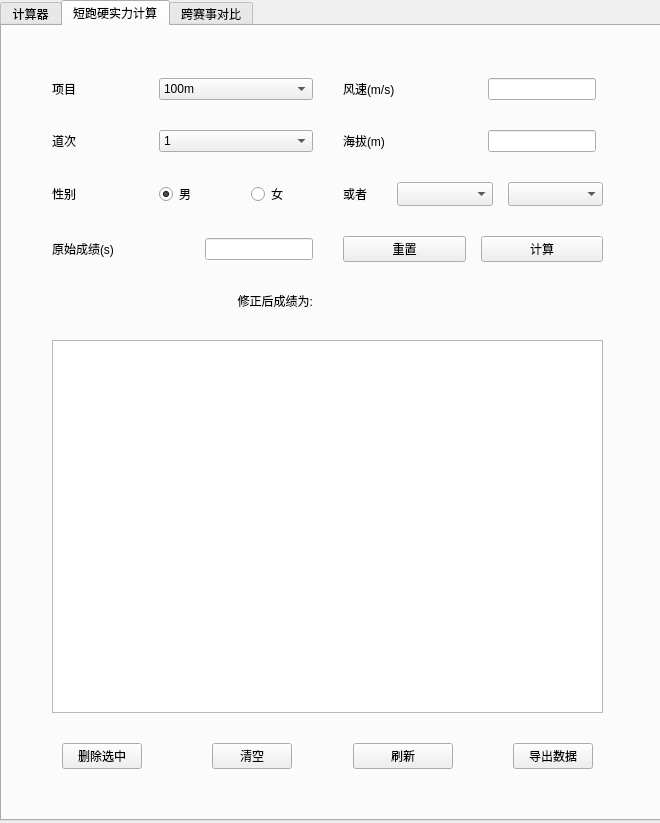
Before: the Qt Designer form ui/calculator_ui.ui in WhiteRunner/Calculator, drawn with Qt 5.
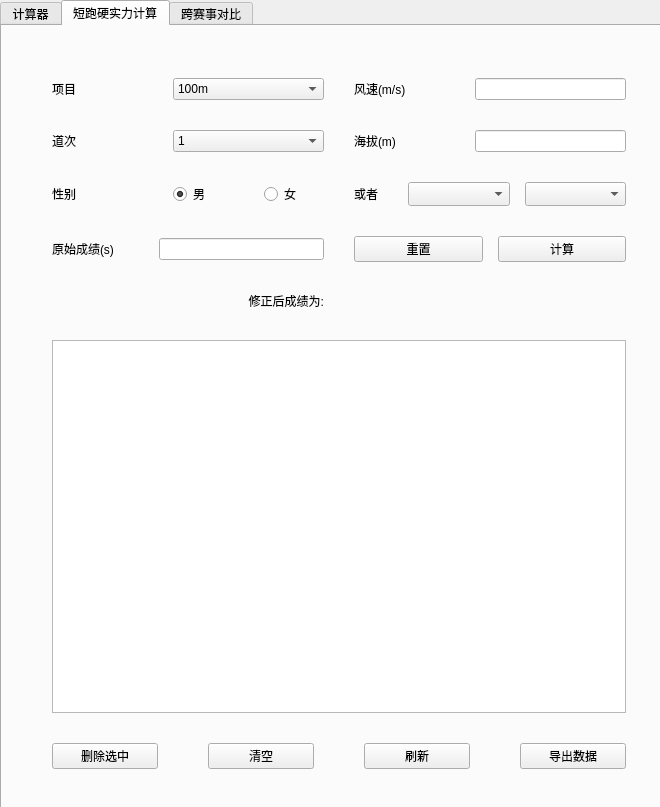
After: the same form once the commit is applied. Icons and pictures are not drawn. Custom widgets are drawn as their Qt base class.

Diff of the .ui file:
```diff
--- a/ui/calculator_ui.ui
+++ b/ui/calculator_ui.ui
@@ -7,12 +7,22 @@
     <x>0</x>
     <y>0</y>
     <width>660</width>
-    <height>823</height>
+    <height>807</height>
    </rect>
   </property>
+  <property name="minimumSize">
+   <size>
+    <width>580</width>
+    <height>700</height>
+   </size>
+  </property>
   <property name="windowTitle">
    <string>田径计算器</string>
   </property>
+  <property name="windowIcon">
+   <iconset resource="../resources/resources.qrc">
+    <normaloff>:/icon/c.ico</normaloff>:/icon/c.ico</iconset>
+  </property>
   <widget class="QTabWidget" name="tabWidget">
    <property name="geometry">
     <rect>
@@ -422,12 +432,12 @@
     <attribute name="title">
      <string>短跑硬实力计算</string>
     </attribute>
-    <widget class="QWidget" name="">
+    <widget class="QWidget" name="layoutWidget">
      <property name="geometry">
       <rect>
        <x>20</x>
        <y>22</y>
-       <width>611</width>
+       <width>634</width>
        <height>751</height>
       </rect>
      </property>
@@ -450,7 +460,7 @@
       <item>
        <layout class="QGridLayout" name="gridLayout_3">
         <item row="0" column="0">
-         <layout class="QHBoxLayout" name="horizontalLayout_4" stretch="1,2">
+         <layout class="QHBoxLayout" name="horizontalLayout_4" stretch="3,5">
           <item>
            <widget class="QLabel" name="label">
             <property name="sizePolicy">
@@ -472,6 +482,11 @@
               <verstretch>0</verstretch>
              </sizepolicy>
             </property>
+            <property name="styleSheet">
+             <string notr="true">QComboBox QAbstractItemView {
+    font-size: 18px
+}</string>
+            </property>
             <property name="currentIndex">
              <number>2</number>
             </property>
@@ -505,7 +520,7 @@
          </layout>
         </item>
         <item row="0" column="1">
-         <layout class="QHBoxLayout" name="horizontalLayout_20">
+         <layout class="QHBoxLayout" name="horizontalLayout_20" stretch="3,5">
           <item>
            <widget class="QLabel" name="label_5">
             <property name="sizePolicy">
@@ -519,10 +534,10 @@
             </property>
            </widget>
           </item>
-          <item alignment="Qt::AlignLeft">
+          <item>
            <widget class="QLineEdit" name="windSpeed">
             <property name="sizePolicy">
-             <sizepolicy hsizetype="Expanding" vsizetype="Preferred">
+             <sizepolicy hsizetype="Minimum" vsizetype="Preferred">
               <horstretch>0</horstretch>
               <verstretch>0</verstretch>
              </sizepolicy>
@@ -532,7 +547,7 @@
          </layout>
         </item>
         <item row="1" column="0">
-         <layout class="QHBoxLayout" name="horizontalLayout_11" stretch="1,2">
+         <layout class="QHBoxLayout" name="horizontalLayout_11" stretch="3,5">
           <item>
            <widget class="QLabel" name="label_2">
             <property name="sizePolicy">
@@ -557,6 +572,11 @@
               <verstretch>0</verstretch>
              </sizepolicy>
             </property>
+            <property name="styleSheet">
+             <string notr="true">QComboBox QAbstractItemView {
+    font-size: 18px
+}</string>
+            </property>
             <item>
              <property name="text">
               <string>1</string>
@@ -602,7 +622,7 @@
          </layout>
         </item>
         <item row="1" column="1">
-         <layout class="QHBoxLayout" name="horizontalLayout_19">
+         <layout class="QHBoxLayout" name="horizontalLayout_19" stretch="3,5">
           <item>
            <widget class="QLabel" name="label_6">
             <property name="sizePolicy">
@@ -616,10 +636,10 @@
             </property>
            </widget>
           </item>
-          <item alignment="Qt::AlignLeft">
+          <item>
            <widget class="QLineEdit" name="altitude">
             <property name="sizePolicy">
-             <sizepolicy hsizetype="Expanding" vsizetype="Preferred">
+             <sizepolicy hsizetype="Minimum" vsizetype="Preferred">
               <horstretch>0</horstretch>
               <verstretch>0</verstretch>
              </sizepolicy>
@@ -629,7 +649,7 @@
          </layout>
         </item>
         <item row="2" column="0">
-         <layout class="QHBoxLayout" name="horizontalLayout_16" stretch="1,2">
+         <layout class="QHBoxLayout" name="horizontalLayout_16" stretch="3,5">
           <item>
            <widget class="QLabel" name="label_3">
             <property name="sizePolicy">
@@ -712,6 +732,11 @@
                 <verstretch>0</verstretch>
                </sizepolicy>
               </property>
+              <property name="styleSheet">
+               <string notr="true">QComboBox QAbstractItemView {
+    font-size: 18px
+}</string>
+              </property>
               <property name="sizeAdjustPolicy">
                <enum>QComboBox::AdjustToContents</enum>
               </property>
@@ -728,6 +753,11 @@
                 <verstretch>0</verstretch>
                </sizepolicy>
               </property>
+              <property name="styleSheet">
+               <string notr="true">QComboBox QAbstractItemView {
+    font-size: 18px
+}</string>
+              </property>
               <property name="sizeAdjustPolicy">
                <enum>QComboBox::AdjustToContents</enum>
               </property>
@@ -738,9 +768,9 @@
          </layout>
         </item>
         <item row="3" column="0">
-         <layout class="QHBoxLayout" name="horizontalLayout_17" stretch="1,4">
+         <layout class="QHBoxLayout" name="horizontalLayout_17" stretch="3,5">
           <property name="spacing">
-           <number>15</number>
+           <number>8</number>
           </property>
           <item>
            <widget class="QLabel" name="label_4">
@@ -758,7 +788,7 @@
             </property>
            </widget>
           </item>
-          <item alignment="Qt::AlignRight">
+          <item>
            <widget class="QLineEdit" name="oldScore">
             <property name="sizePolicy">
              <sizepolicy hsizetype="Expanding" vsizetype="Fixed">
@@ -831,6 +861,16 @@
       </item>
       <item>
        <widget class="QTableView" name="fixScoreView">
+        <property name="styleSheet">
+         <string notr="true">QHeaderView {
+    background-color: white;   
+}
+QHeaderView::section {
+    background-color: white;
+    border-radius:0px;
+    margin-left: 10px;
+}</string>
+        </property>
         <property name="editTriggers">
          <set>QAbstractItemView::NoEditTriggers</set>
         </property>
@@ -850,7 +890,7 @@
         <property name="spacing">
          <number>50</number>
         </property>
-        <item alignment="Qt::AlignHCenter|Qt::AlignVCenter">
+        <item alignment="Qt::AlignVCenter">
          <widget class="QPushButton" name="delSelected">
           <property name="minimumSize">
            <size>
@@ -869,7 +909,7 @@
           </property>
          </widget>
         </item>
-        <item alignment="Qt::AlignHCenter">
+        <item>
          <widget class="QPushButton" name="clear">
           <property name="sizePolicy">
            <sizepolicy hsizetype="Minimum" vsizetype="Fixed">
@@ -907,7 +947,7 @@
           </property>
          </widget>
         </item>
-        <item alignment="Qt::AlignHCenter">
+        <item>
          <widget class="QPushButton" name="outputData">
           <property name="text">
            <string>导出数据</string>
@@ -985,6 +1025,11 @@
               <verstretch>0</verstretch>
              </sizepolicy>
             </property>
+            <property name="styleSheet">
+             <string notr="true">QComboBox QAbstractItemView {
+    font-size: 18px
+}</string>
+            </property>
            </widget>
           </item>
          </layout>
@@ -1076,7 +1121,7 @@
          </layout>
         </item>
         <item row="2" column="1">
-         <layout class="QHBoxLayout" name="horizontalLayout_12">
+         <layout class="QHBoxLayout" name="horizontalLayout_12" stretch="1,4">
           <property name="spacing">
            <number>50</number>
           </property>
@@ -1125,14 +1170,19 @@
               <verstretch>0</verstretch>
              </sizepolicy>
             </property>
+            <property name="styleSheet">
+             <string notr="true">QComboBox QAbstractItemView {
+    font-size: 18px
+}</string>
+            </property>
            </widget>
           </item>
          </layout>
         </item>
         <item row="3" column="1">
-         <layout class="QHBoxLayout" name="horizontalLayout_13">
+         <layout class="QHBoxLayout" name="horizontalLayout_13" stretch="1,4">
           <property name="spacing">
-           <number>58</number>
+           <number>49</number>
           </property>
           <item>
            <widget class="QLabel" name="label_12">
@@ -1190,6 +1240,16 @@
       </item>
       <item>
        <widget class="QTableView" name="compareScoreView">
+        <property name="styleSheet">
+         <string notr="true">QHeaderView {
+    background-color: white;   
+}
+QHeaderView::section {
+    background-color: white;
+    border-radius:0px;
+    margin-left: 10px;
+}</string>
+        </property>
         <property name="editTriggers">
          <set>QAbstractItemView::NoEditTriggers</set>
         </property>
@@ -1205,12 +1265,18 @@
        </widget>
       </item>
       <item>
-       <layout class="QHBoxLayout" name="horizontalLayout_15">
+       <layout class="QHBoxLayout" name="horizontalLayout_15" stretch="1,1,1,1">
         <property name="spacing">
          <number>50</number>
         </property>
-        <item alignment="Qt::AlignHCenter|Qt::AlignVCenter">
+        <item alignment="Qt::AlignVCenter">
          <widget class="QPushButton" name="delSelected2">
+          <property name="sizePolicy">
+           <sizepolicy hsizetype="Expanding" vsizetype="Fixed">
+            <horstretch>0</horstretch>
+            <verstretch>0</verstretch>
+           </sizepolicy>
+          </property>
           <property name="minimumSize">
            <size>
             <width>0</width>
@@ -1228,10 +1294,10 @@
           </property>
          </widget>
         </item>
-        <item alignment="Qt::AlignHCenter">
+        <item>
          <widget class="QPushButton" name="clear2">
           <property name="sizePolicy">
-           <sizepolicy hsizetype="Minimum" vsizetype="Fixed">
+           <sizepolicy hsizetype="Expanding" vsizetype="Fixed">
             <horstretch>0</horstretch>
             <verstretch>0</verstretch>
            </sizepolicy>
@@ -1261,13 +1327,25 @@
         </item>
         <item>
          <widget class="QPushButton" name="refresh2">
+          <property name="sizePolicy">
+           <sizepolicy hsizetype="Expanding" vsizetype="Fixed">
+            <horstretch>0</horstretch>
+            <verstretch>0</verstretch>
+           </sizepolicy>
+          </property>
           <property name="text">
            <string>刷新</string>
           </property>
          </widget>
         </item>
-        <item alignment="Qt::AlignHCenter">
+        <item>
          <widget class="QPushButton" name="outputData2">
+          <property name="sizePolicy">
+           <sizepolicy hsizetype="Expanding" vsizetype="Fixed">
+            <horstretch>0</horstretch>
+            <verstretch>0</verstretch>
+           </sizepolicy>
+          </property>
           <property name="text">
            <string>导出数据</string>
           </property>
```
